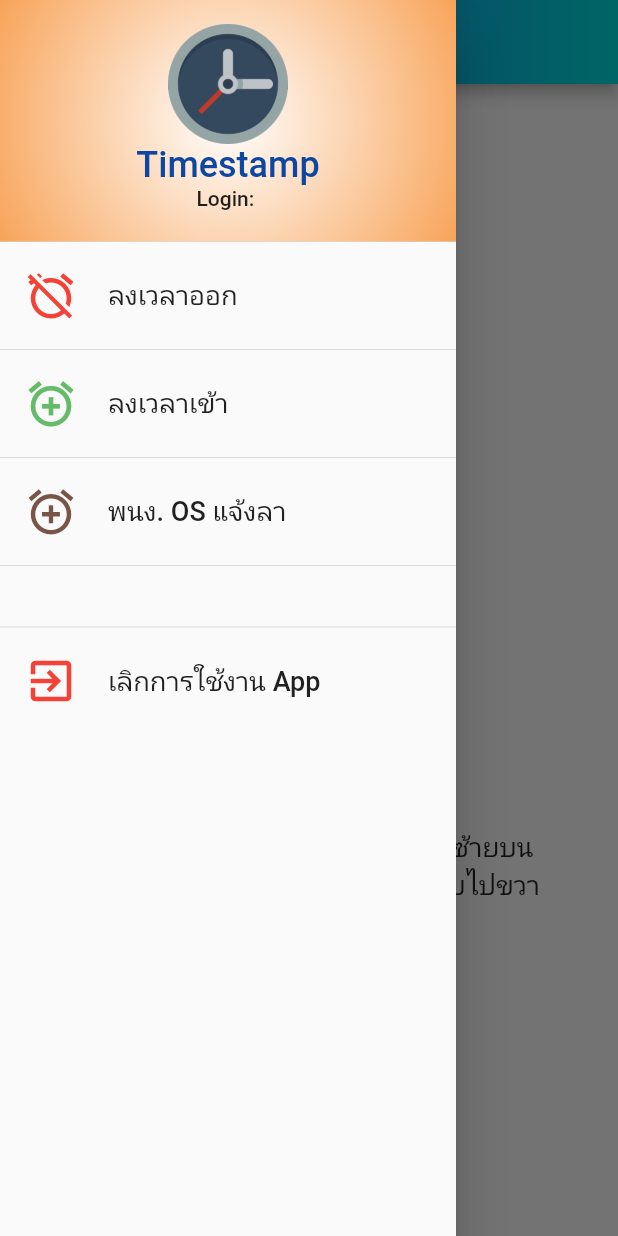
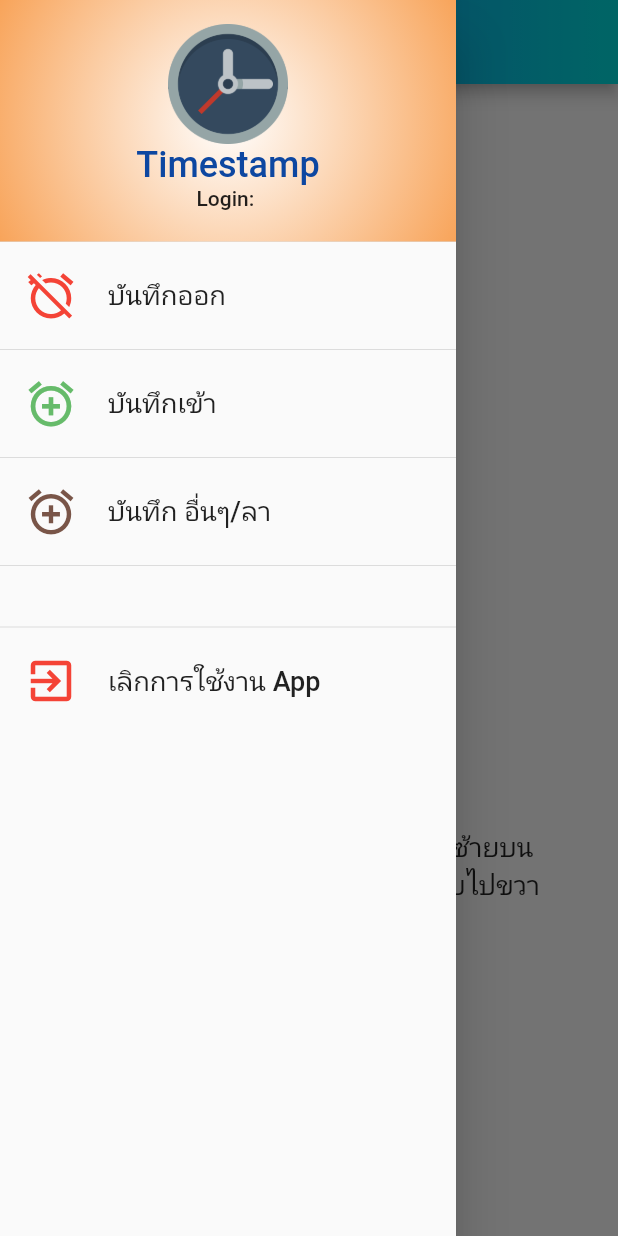
Before and after one commit to jakapun/timestamp, a Flutter app: the Myservice screen opened directly, with the side drawer open, on a phone screen of 412 x 824 dp. Run offline on Flutter 3.47's test engine with Material 2 defaults, Android fonts, the phone set to English and light mode, and no system bars; our stand-ins replace image_picker, location, qr_flutter, shared_preferences; missing offline and left inert: barcode_scan, grouped_buttons, imei_plugin; accounts and stored records are empty; network calls fail.

Commit message:
edit 19/12/2019

```diff
--- a/lib/screens/create_qr.dart
+++ b/lib/screens/create_qr.dart
@@ -289,7 +289,7 @@ class _CreateQrState extends State<CreateQr> {
 
   Widget showText2() {
     return Text(
-      'เลือกเวลา StampIn ช้าสุด',
+      'เลือกเวลา บันทึกเข้า ช้าสุด',
       style: TextStyle(
           fontSize: 18.0,
           fontWeight: FontWeight.bold,
--- a/lib/screens/my_service.dart
+++ b/lib/screens/my_service.dart
@@ -36,7 +36,7 @@ class _MyserviceState extends State<Myservice> {
         color: Colors.green[400],
       ),
       title: Text(
-        'ลงเวลาเข้า',
+        'บันทึกเข้า',
         style: TextStyle(fontSize: 18.0),
       ),
       // on tap == on click
@@ -57,7 +57,7 @@ class _MyserviceState extends State<Myservice> {
         color: Colors.red,
       ),
       title: Text(
-        'ลงเวลาออก',
+        'บันทึกออก',
         style: TextStyle(fontSize: 18.0),
       ),
       // on tap == on click
@@ -98,7 +98,7 @@ class _MyserviceState extends State<Myservice> {
         color: Colors.brown,
       ),
       title: Text(
-        'พนง. OS แจ้งลา',
+        'บันทึก อื่นๆ/ลา',
         style: TextStyle(fontSize: 18.0),
       ),
       // on tap == on click
--- a/lib/screens/stamp_in2.dart
+++ b/lib/screens/stamp_in2.dart
@@ -34,7 +34,7 @@ class _StampIn2State extends State<StampIn2> {
 
   Widget showTextOne() {
     return Text(
-      'ลงเวลาเข้า',
+      'บันทึกเข้า',
       style: TextStyle(
           fontSize: 30.0,
           fontWeight: FontWeight.bold,
@@ -229,7 +229,7 @@ class _StampIn2State extends State<StampIn2> {
       alignment: Alignment.center,
       child: SelectableText(
         // '$qrCodeString',
-        'ยังไม่ Scan Qrcode \r\n หรือเคยลงเวลาแล้ว \r\n จะไม่มีปุ่ม upload',
+        'ยังไม่ Scan Qrcode \r\n หรือเคยบันทึกเข้าแล้ว \r\n จะไม่มีปุ่ม upload',
         style: TextStyle(fontSize: 24.0, color: Colors.red[700]),
       ),
     );
@@ -317,7 +317,7 @@ class _StampIn2State extends State<StampIn2> {
           mySizeBoxH(),
           showText(),
           mySizeBoxH(),
-          radiocheck(),
+          // radiocheck(),
           mySizeBoxH(),
           mySizeBoxH(),
           ((qrCodeString.isEmpty) || (lat.toString().isEmpty) || (_isButtonDisabled == false)) ? showTextnull() : uploadValueButton(),
--- a/lib/screens/stamp_out.dart
+++ b/lib/screens/stamp_out.dart
@@ -34,7 +34,7 @@ class _StampOutState extends State<StampOut> {
 
   Widget showTextOne() {
     return Text(
-      'ลงเวลาออก',
+      'บันทึกออก',
       style: TextStyle(
           fontSize: 30.0,
           fontWeight: FontWeight.bold,
@@ -224,7 +224,7 @@ class _StampOutState extends State<StampOut> {
       alignment: Alignment.center,
       child: SelectableText(
         // '$qrCodeString',
-        'ยังไม่ Scan Qrcode \r\n หรือเคยลงเวลาแล้ว \r\n จะไม่มีปุ่ม upload',
+        'ยังไม่ Scan Qrcode \r\n หรือเคยบันทึกออกแล้ว \r\n จะไม่มีปุ่ม upload',
         style: TextStyle(fontSize: 24.0, color: Colors.red[700]),
       ),
     );
```
Also changed, not shown: lib/screens/absent.dart (+46 -8 lines).
